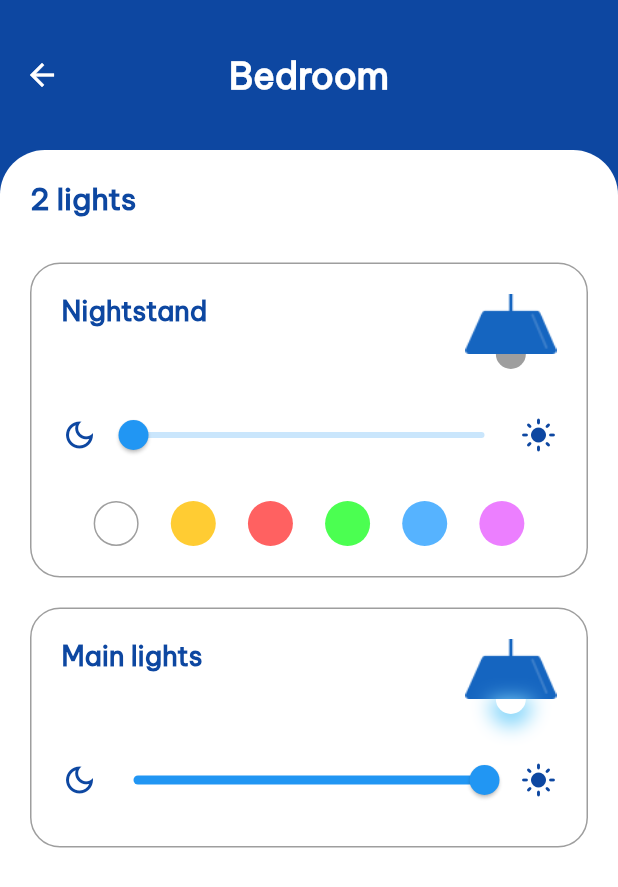
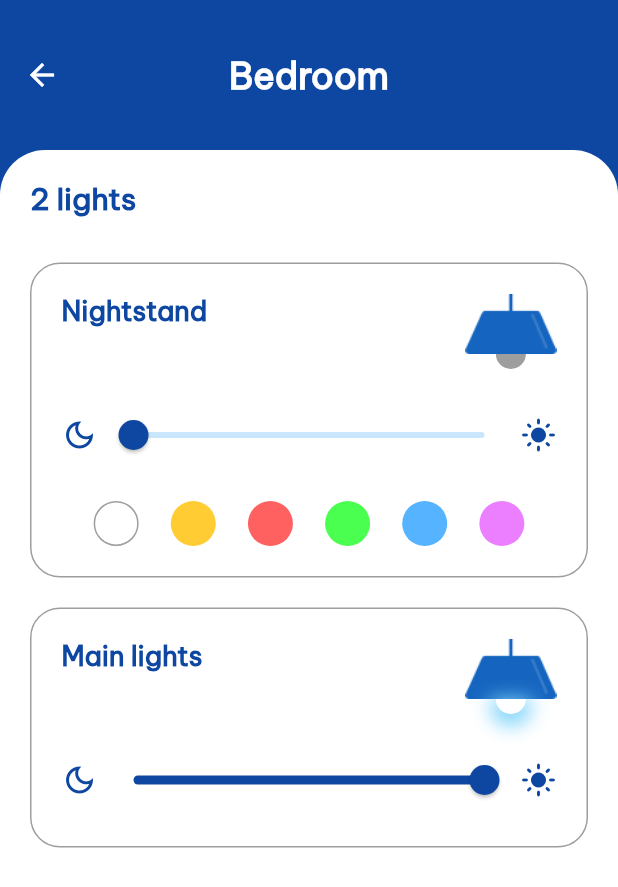
Before and after one commit to Mayank-9018/SmartHome, a Flutter app: the screen it shows after launch, after a tap on "Bedroom", on a phone screen of 412 x 824 dp. Shown: the top 887 px of the screen. Run offline on Flutter 3.47's test engine with Material 2 defaults, Android fonts, the phone set to English and light mode, and no system bars.

Commit message:
Slider theme

```diff
--- a/lib/res/light_theme.dart
+++ b/lib/res/light_theme.dart
@@ -7,5 +7,11 @@ ThemeData lightTheme = ThemeData(
     centerTitle: true,
     elevation: 0,
   ),
-  androidOverscrollIndicator: AndroidOverscrollIndicator.stretch
+  androidOverscrollIndicator: AndroidOverscrollIndicator.stretch,
+  sliderTheme: SliderThemeData(
+    activeTrackColor: Colors.blue.shade900,
+    inactiveTickMarkColor: Colors.blue.shade50,
+    thumbColor: Colors.blue.shade900,
+    overlayColor: Colors.blue.shade900.withOpacity(0.25),
+  ),
 );
```
